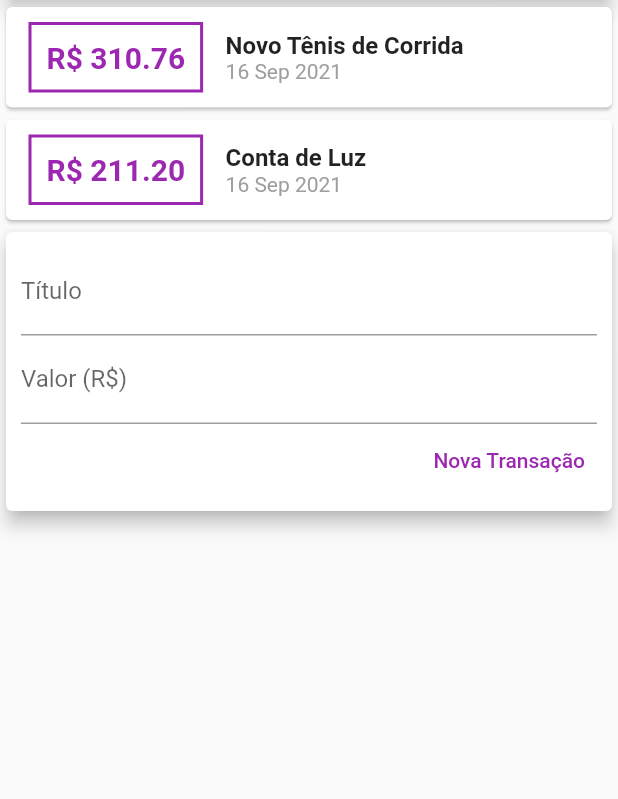
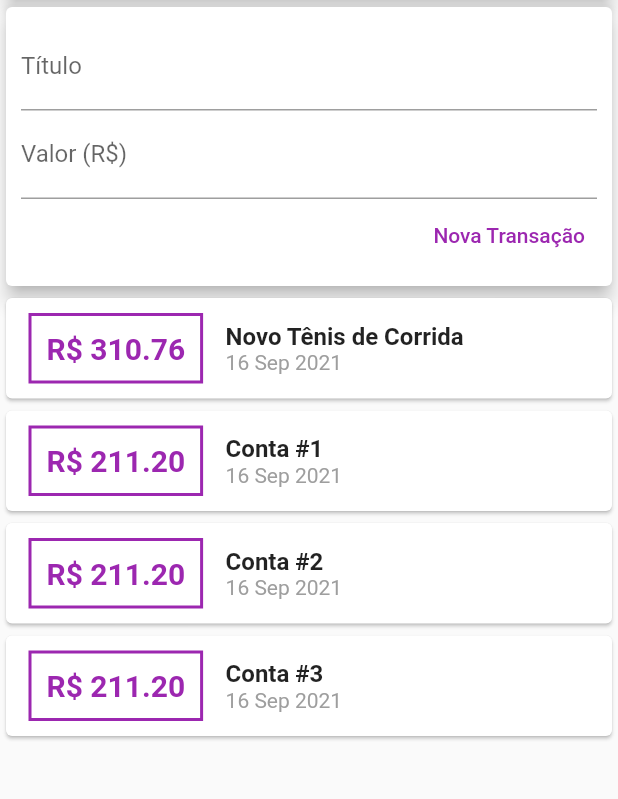
Before and after one commit to lucasaobarbosa/expenses, a Flutter app: the screen it shows after launch, on a phone screen of 412 x 824 dp, the part 119-918 px from its top. Run offline on Flutter 3.47's test engine with Material 2 defaults, Android fonts, the phone set to English and light mode, and no system bars.

Commit message:
SingleChildScrollView

```diff
--- a/lib/components/transaction_list.dart
+++ b/lib/components/transaction_list.dart
@@ -3,21 +3,22 @@ import '../models/transaction.dart';
 import 'package:intl/intl.dart';
 
 class TransactionList extends StatelessWidget {
-
   final List<Transaction> transactions;
 
   TransactionList(this.transactions);
 
   @override
   Widget build(BuildContext context) {
-    return           Column(
+    return Container(
+      height: 300,
+      child: SingleChildScrollView(
+        child: Column(
           children: transactions.map((tr) {
             return Card(
               child: Row(
                 children: <Widget>[
                   Container(
-                      margin:
-                          EdgeInsets.symmetric(horizontal: 15, vertical: 10),
+                    margin: EdgeInsets.symmetric(horizontal: 15, vertical: 10),
                     decoration: BoxDecoration(
                         border: Border.all(
                       color: Colors.purple,
@@ -38,8 +39,7 @@ class TransactionList extends StatelessWidget {
                     children: <Widget>[
                       Text(
                         tr.title,
-                          style: TextStyle(
-                              fontSize: 16, fontWeight: FontWeight.bold),
+                        style: TextStyle(fontSize: 16, fontWeight: FontWeight.bold),
                       ),
                       Text(
                         DateFormat('d MMM y').format(tr.date),
@@ -53,6 +53,8 @@ class TransactionList extends StatelessWidget {
               ),
             );
           }).toList(),
+        ),
+      ),
     );
   }
 }
--- a/lib/components/transaction_user.dart
+++ b/lib/components/transaction_user.dart
@@ -23,7 +23,31 @@ final _transactions = [
     ),
     Transaction(
       id: 't2',
-      title: 'Conta de Luz',
+      title: 'Conta #1',
+      value: 211.20,
+      date: DateTime.now(),
+    ),
+        Transaction(
+      id: 't2',
+      title: 'Conta #2',
+      value: 211.20,
+      date: DateTime.now(),
+    ),
+        Transaction(
+      id: 't2',
+      title: 'Conta #3',
+      value: 211.20,
+      date: DateTime.now(),
+    ),
+        Transaction(
+      id: 't2',
+      title: 'Conta #4',
+      value: 211.20,
+      date: DateTime.now(),
+    ),
+        Transaction(
+      id: 't2',
+      title: 'Conta #5',
       value: 211.20,
       date: DateTime.now(),
     ),
@@ -46,8 +70,8 @@ final _transactions = [
   Widget build(BuildContext context) {
     return Column(
       children: <Widget>[
+        TransactionForm(_addTransaction),
         TransactionList(_transactions),
-        TransactionForm(_addTransaction),
       ],
 
     );
--- a/lib/main.dart
+++ b/lib/main.dart
@@ -17,7 +17,8 @@ class MyHomePage extends StatelessWidget {
       appBar: AppBar(
         title: Text('Despesas Pessoais'),
       ),
-      body: Column(
+      body: SingleChildScrollView(
+        child: Column(
           crossAxisAlignment: CrossAxisAlignment.stretch,
           children: <Widget>[
             Container(
@@ -30,6 +31,7 @@ class MyHomePage extends StatelessWidget {
             TransactionUser(),
           ],
         ),
+      ),
     );
   }
 }
```
Lines whose indentation alone changed are shown as unchanged.
